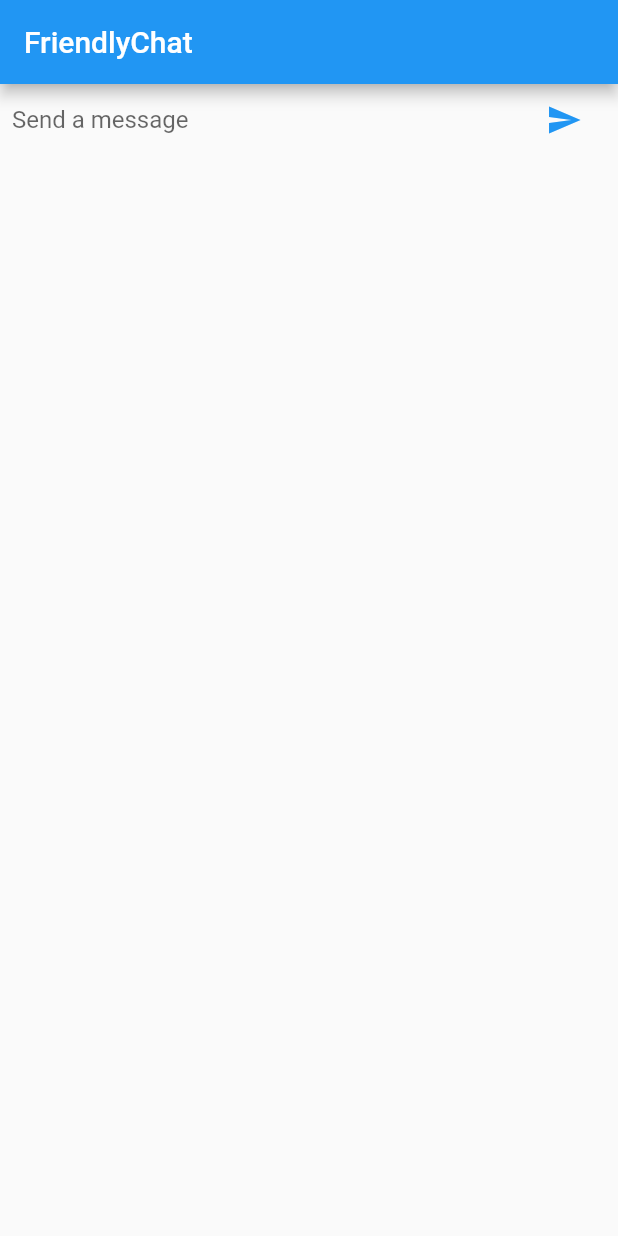
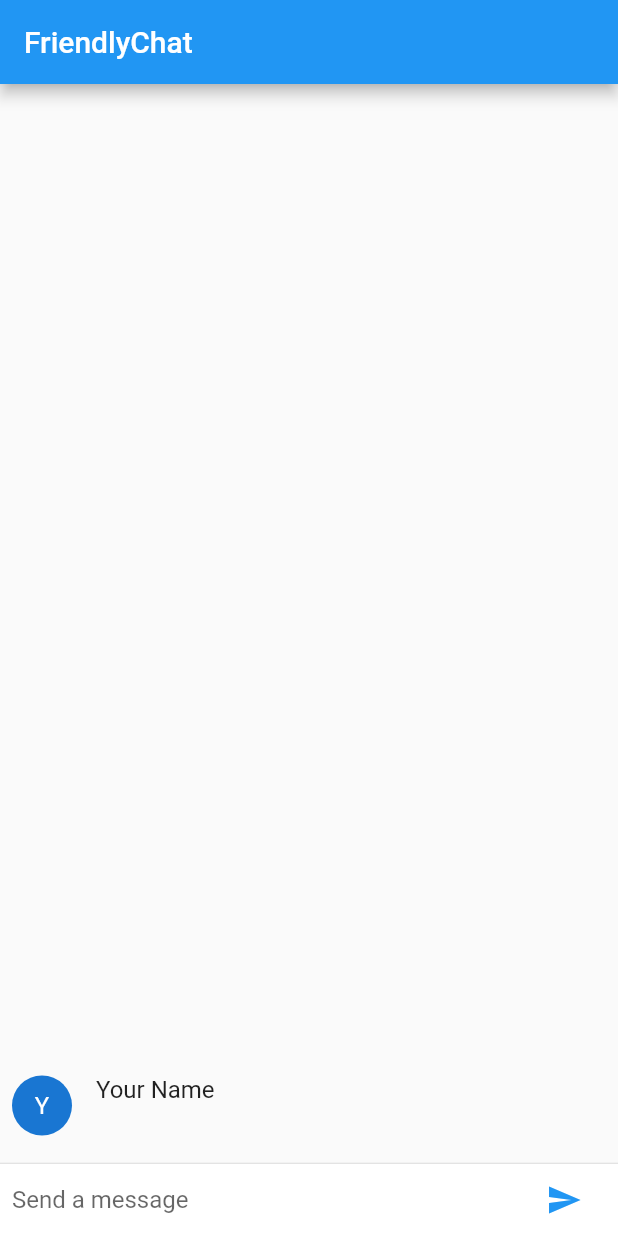
Before and after one commit to onurceri/flutter_chat, a Flutter app: the screen it shows after launch, after a tap on the "send" icon, on a phone screen of 412 x 824 dp. Run offline on Flutter 3.47's test engine with Material 2 defaults, Android fonts, the phone set to English and light mode, and no system bars.

```diff
--- a/lib/main.dart
+++ b/lib/main.dart
@@ -1,4 +1,6 @@
 import 'package:flutter/material.dart';
+
+const String _name = "Your Name";
 
 void main() => runApp(new Friendlychatapp());
 
@@ -14,14 +16,37 @@ class ChatScreen extends StatefulWidget {
   State<StatefulWidget> createState() => new ChatScreenState();
 }
 
-class ChatScreenState extends State<ChatScreen> {
+class ChatScreenState extends State<ChatScreen> with TickerProviderStateMixin {
+  final List<ChatMessage> _messages = <ChatMessage>[];
   final TextEditingController _textController = new TextEditingController();
 
   @override
   Widget build(BuildContext context) {
     return new Scaffold(
         appBar: new AppBar(title: new Text("FriendlyChat")),
-        body: _buildTextComposer());
+        body: new Column(
+          children: <Widget>[
+            new Flexible(
+                child: new ListView.builder(
+                    padding: new EdgeInsets.all(8.0),
+                    reverse: true,
+                    itemBuilder: (_, int index) => _messages[index],
+                    itemCount: _messages.length)),
+            new Divider(height: 1.0),
+            new Container(
+              decoration: new BoxDecoration(color: Theme.of(context).cardColor),
+              child: _buildTextComposer(),
+            )
+          ],
+        ));
+  }
+
+  @override
+  void dispose() {
+    //new
+    for (ChatMessage message in _messages) //new
+      message.animationController.dispose(); //new
+    super.dispose(); //new
   }
 
   Widget _buildTextComposer() {
@@ -50,5 +75,49 @@ class ChatScreenState extends State<ChatScreen> {
 
   void _handleSubmitted(String value) {
     _textController.clear();
+    ChatMessage message = new ChatMessage(
+        text: value,
+        animationController: new AnimationController(
+            duration: new Duration(milliseconds: 700), vsync: this));
+    setState(() {
+      _messages.insert(0, message);
+    });
+    message.animationController.forward();
   }
 }
+
+class ChatMessage extends StatelessWidget {
+  ChatMessage({this.text, this.animationController});
+  final String text;
+  final AnimationController animationController;
+  @override
+  Widget build(BuildContext context) {
+    return new SizeTransition(
+        //new
+        sizeFactor: new CurvedAnimation(
+            parent: animationController, curve: Curves.easeOut),
+        axisAlignment: 0.0,
+        child: new Container(
+          margin: const EdgeInsets.symmetric(vertical: 10.0),
+          child: new Row(
+            crossAxisAlignment: CrossAxisAlignment.start,
+            children: <Widget>[
+              new Container(
+                margin: const EdgeInsets.only(right: 16.0),
+                child: new CircleAvatar(child: new Text(_name[0])),
+              ),
+              new Column(
+                crossAxisAlignment: CrossAxisAlignment.start,
+                children: <Widget>[
+                  new Text(_name, style: Theme.of(context).textTheme.subhead),
+                  new Container(
+                    margin: const EdgeInsets.only(top: 5.0),
+                    child: new Text(text),
+                  ),
+                ],
+              ),
+            ],
+          ),
+        ));
+  }
+}
```
